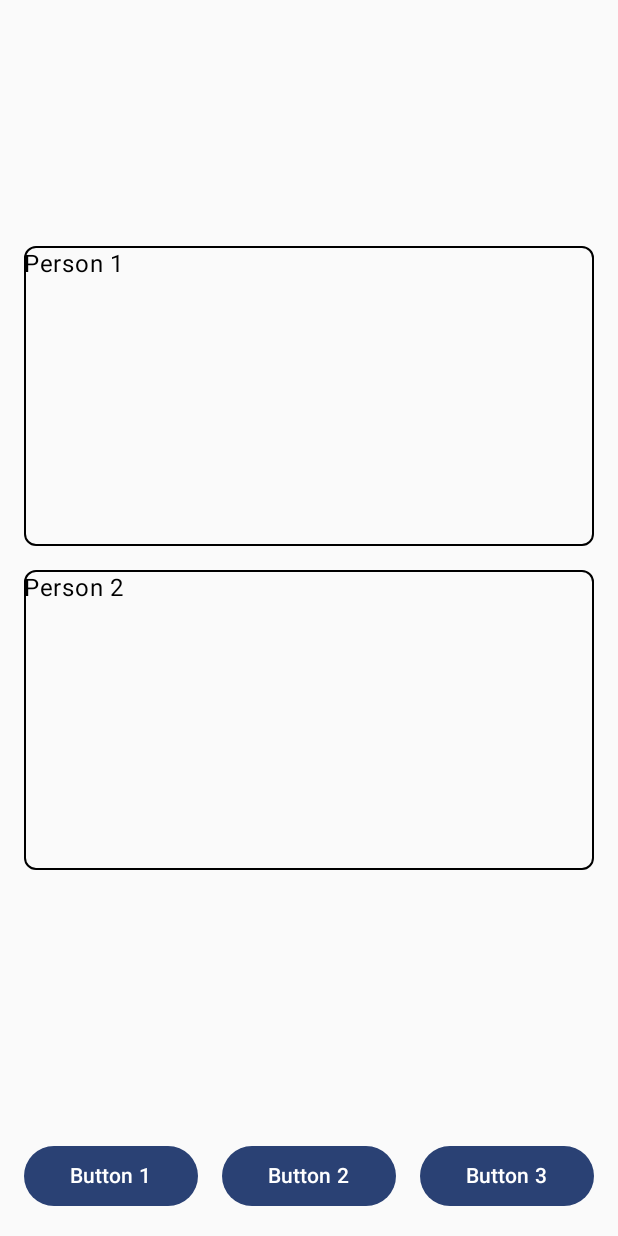
After one commit to bcrankin01/HelpMeOut, an Android app built with Jetpack Compose: the VoiceSessionScreen screen opened through its navigation route, on a phone screen of 412 x 824 dp. The commit adds this screen. Run offline under Robolectric (Android 15) with nearby library versions, the phone set to English and light mode, and no system bars; our stand-ins replace Firebase (no records; nobody signed in at launch, a user with empty details on screens opened directly).

Commit message:
Initial VoiceCall commit :)

```diff
--- a/app/src/main/java/com/example/riptidejc/Navigation.kt
+++ b/app/src/main/java/com/example/riptidejc/Navigation.kt
@@ -48,6 +48,10 @@ fun Navigation(
             val questionId = it.arguments?.getString("questionId")
             ViewQuestionScreen(navController, questionId ?: "")
         }
-
+        composable(
+            route = Screen.VoiceSessionScreen.route
+        ) {
+            VoiceSessionScreen(navController)
+        }
     }
 }
--- a/app/src/main/java/com/example/riptidejc/Screen.kt
+++ b/app/src/main/java/com/example/riptidejc/Screen.kt
@@ -7,4 +7,5 @@ sealed class Screen(val route: String) {
     object NewQuestionScreen: Screen("newquestion_screen")
     object TeacherFeedScreen: Screen("teacherfeed_screen")
     object ViewQuestionScreen: Screen("viewquestion_screen")
+    object VoiceSessionScreen: Screen("voicesession_screen")
 }
--- /dev/null
+++ b/app/src/main/java/com/example/riptidejc/VoiceSessionScreen.kt
@@ -0,0 +1,83 @@
+package com.example.riptidejc
+
+import androidx.compose.foundation.border
+import androidx.compose.foundation.layout.*
+import androidx.compose.foundation.shape.RoundedCornerShape
+import androidx.compose.material3.Button
+import androidx.compose.material3.Text
+import androidx.compose.runtime.Composable
+import androidx.compose.ui.Alignment
+import androidx.compose.ui.Modifier
+import androidx.compose.ui.graphics.Color
+import androidx.compose.ui.tooling.preview.Preview
+import androidx.compose.ui.unit.dp
+import androidx.navigation.NavController
+import androidx.navigation.compose.rememberNavController
+
+@Composable
+fun VoiceSessionScreen(navController: NavController) {
+    Column(
+        modifier = Modifier.fillMaxSize(),
+        verticalArrangement = Arrangement.Center
+    ) {
+        Column(
+            modifier = Modifier
+                .fillMaxWidth()
+                .weight(1f)
+                .padding(16.dp),
+            verticalArrangement = Arrangement.Center,
+            horizontalAlignment = Alignment.CenterHorizontally
+        ) {
+            Box(
+                modifier = Modifier
+                    .fillMaxWidth()
+                    .height(200.dp)
+                    .border(width = 1.dp, color = Color.Black, shape = RoundedCornerShape(8.dp))
+            ) {
+                Text(text = "Person 1")
+            }
+            Spacer(modifier = Modifier.height(16.dp))
+            Box(
+                modifier = Modifier
+                    .fillMaxWidth()
+                    .height(200.dp)
+                    .border(width = 1.dp, color = Color.Black, shape = RoundedCornerShape(8.dp))
+            ) {
+                Text(text = "Person 2")
+            }
+        }
+        Row(
+            modifier = Modifier
+                .fillMaxWidth()
+                .padding(16.dp),
+            horizontalArrangement = Arrangement.SpaceBetween
+        ) {
+            Button(
+                onClick = { /* Button 1 click action */ },
+                modifier = Modifier.weight(1f)
+            ) {
+                Text("Button 1")
+            }
+            Spacer(modifier = Modifier.width(16.dp))
+            Button(
+                onClick = { /* Button 2 click action */ },
+                modifier = Modifier.weight(1f)
+            ) {
+                Text("Button 2")
+            }
+            Spacer(modifier = Modifier.width(16.dp))
+            Button(
+                onClick = { /* Button 3 click action */ },
+                modifier = Modifier.weight(1f)
+            ) {
+                Text("Button 3")
+            }
+        }
+    }
+}
+
+@Composable
+@Preview
+fun VoiceSessionScreenPreview() {
+    VoiceSessionScreen(navController = rememberNavController())
+}
```
